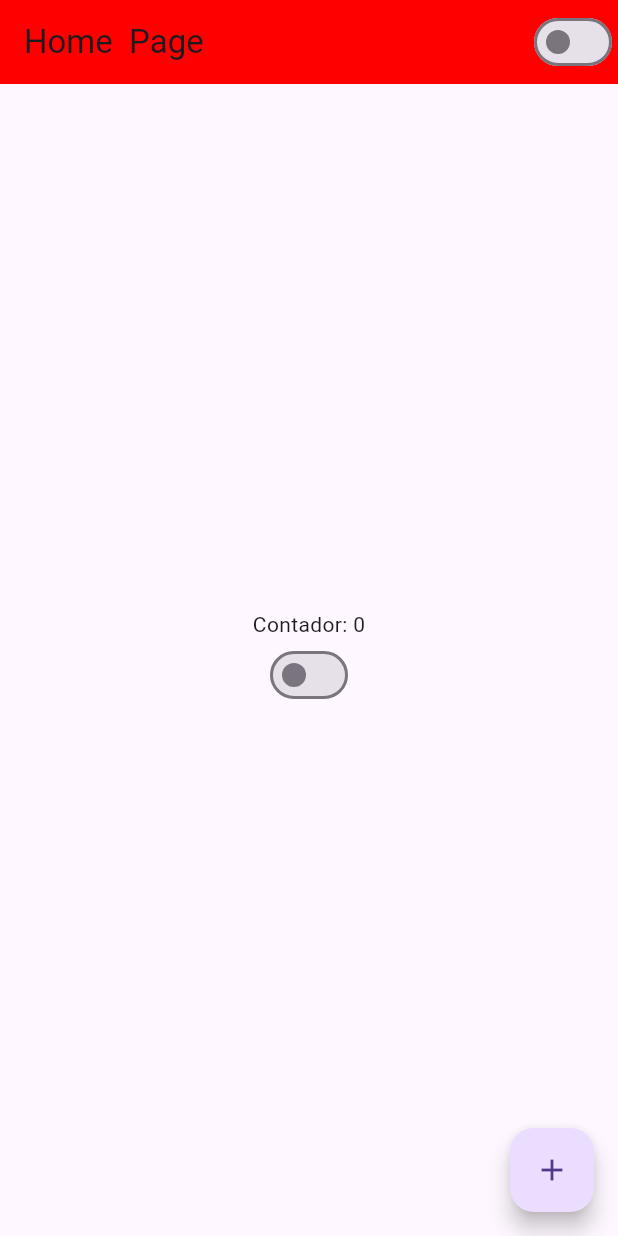
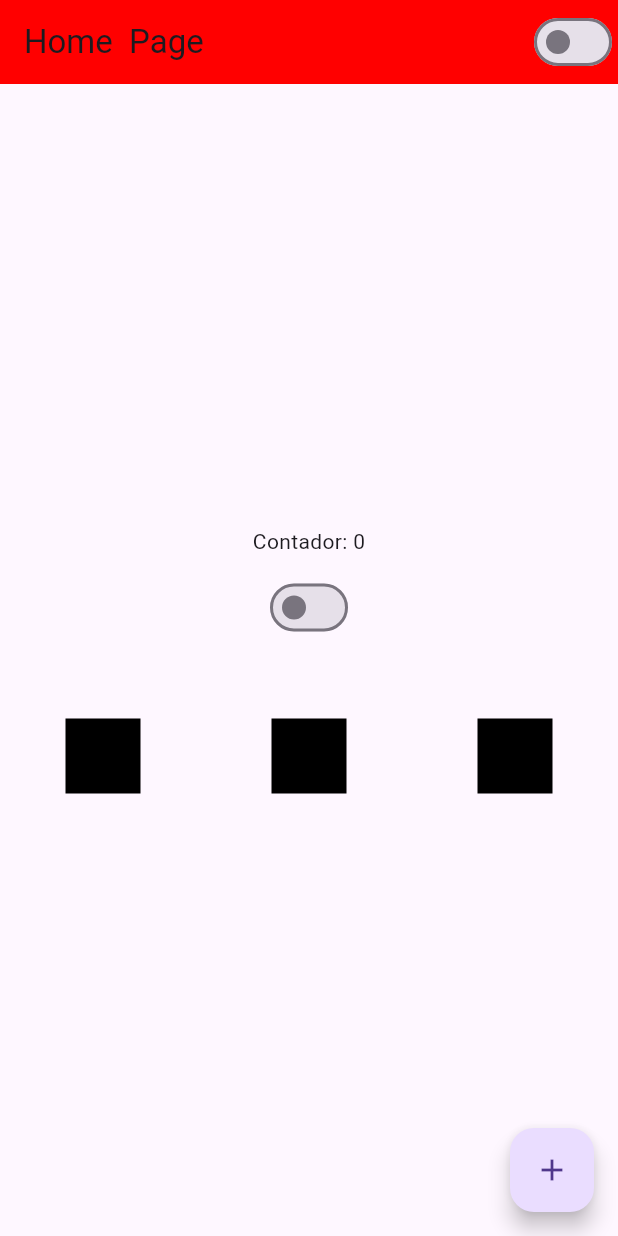
Before and after one commit to rhayonne/flutter_studies, a Flutter app: the screen it shows after launch, on a phone screen of 412 x 824 dp. Run offline on Flutter 3.47's test engine with Material 3 defaults, Android fonts, the phone set to English and light mode, and no system bars.

Commit message:
Colunas e multi renderizaçoes

```diff
--- a/hello_word/lib/home_page.dart
+++ b/hello_word/lib/home_page.dart
@@ -26,7 +26,21 @@ class HomePageStates extends State<HomePage> {
         height: double.infinity,
         child: Column(
           mainAxisAlignment: MainAxisAlignment.center,
-          children: [Text('Contador: $counter'), CustomSwitcher()],
+          children: [
+            Text('Contador: $counter'),
+            Container(height: 10),
+            CustomSwitcher(),
+            Container(height: 50),
+            Row(
+              mainAxisAlignment: MainAxisAlignment.spaceAround,
+              crossAxisAlignment: CrossAxisAlignment.center,
+              children: [
+                Container(width: 50, height: 50, color: Colors.black),
+                Container(width: 50, height: 50, color: Colors.black),
+                Container(width: 50, height: 50, color: Colors.black),
+              ],
+            ),
+          ],
         ),
       ),
       floatingActionButton: FloatingActionButton(
```
